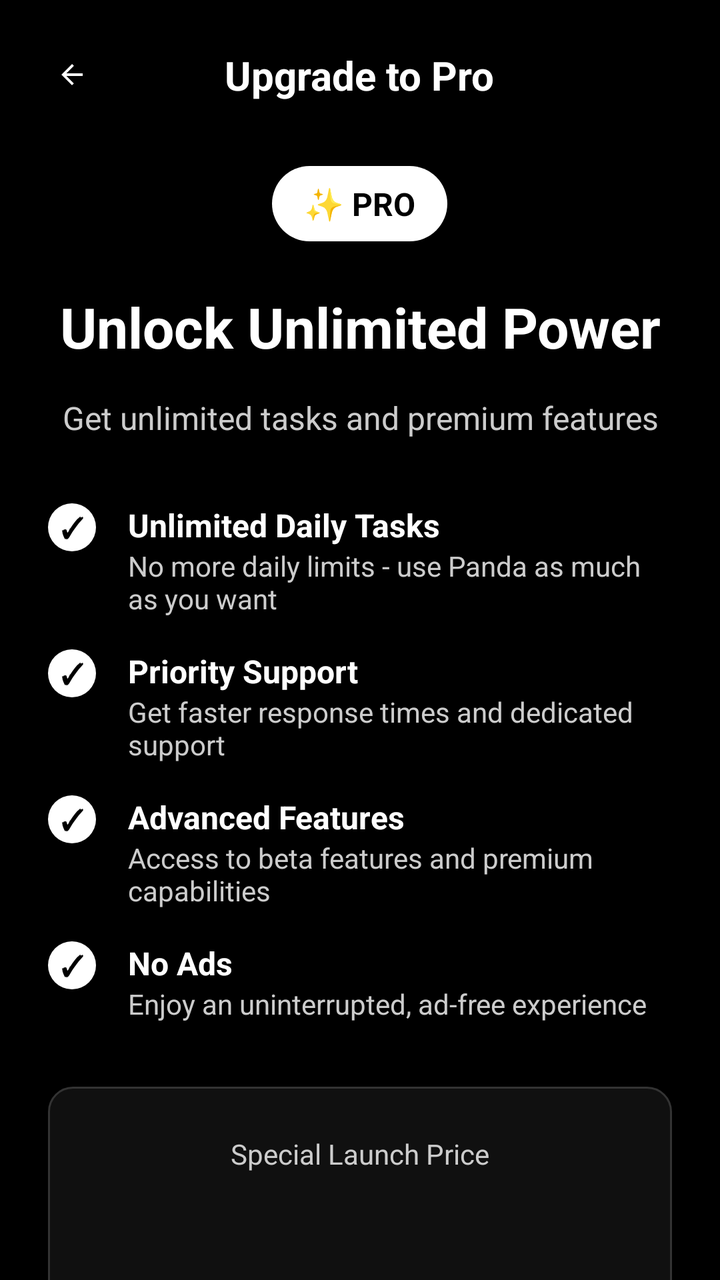
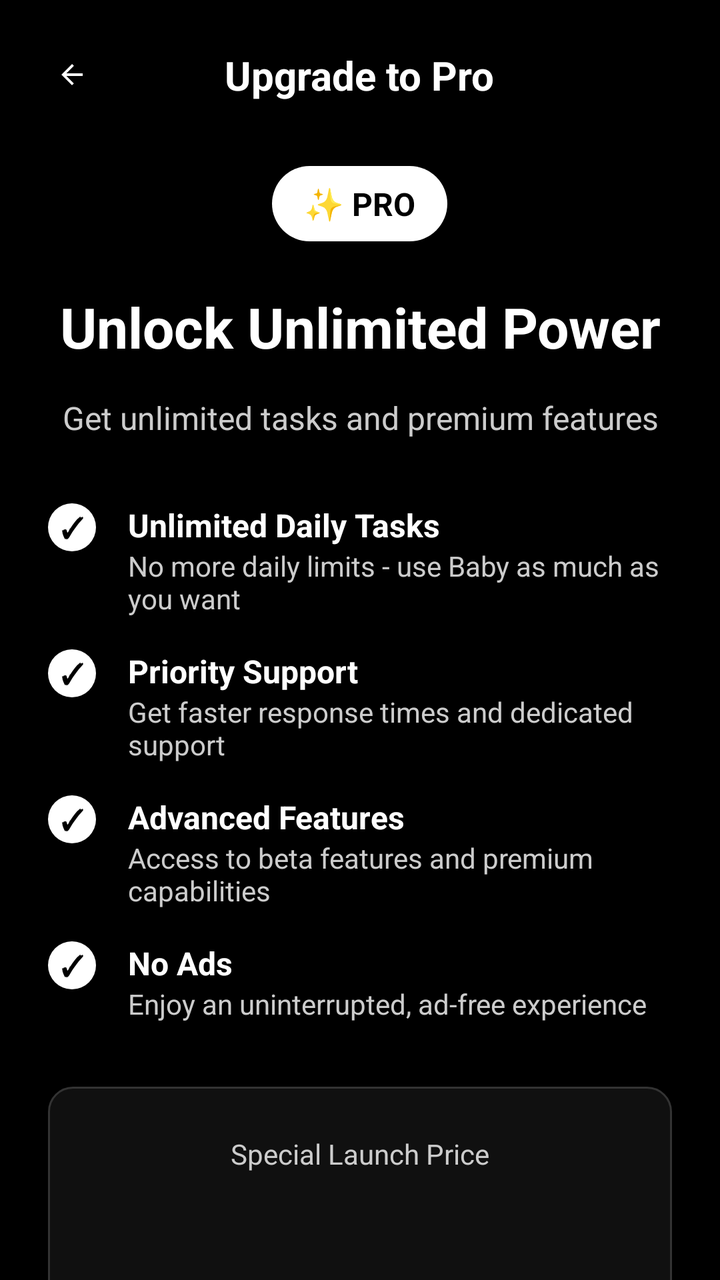

Compare the two renders of this Android layout. The source of the first and the diff that turns it into the second are given below.
<!-- AndroidManifest.xml: activity theme Theme.Blurr -->
<!-- res/layout/activity_pro_purchase.xml -->
<?xml version="1.0" encoding="utf-8"?>
<ScrollView xmlns:android="http://schemas.android.com/apk/res/android"
    xmlns:app="http://schemas.android.com/apk/res-auto"
    android:layout_width="match_parent"
    android:layout_height="match_parent"
    android:background="@color/black"
    android:fillViewport="true">

    <LinearLayout
        android:layout_width="match_parent"
        android:layout_height="wrap_content"
        android:orientation="vertical"
        android:padding="24dp">

        
        <RelativeLayout
            android:layout_width="match_parent"
            android:layout_height="wrap_content"
            android:layout_marginBottom="32dp">

            <ImageView
                android:id="@+id/back_button"
                android:layout_width="24dp"
                android:layout_height="24dp"
                android:layout_alignParentStart="true"
                android:layout_centerVertical="true"
                android:src="@drawable/ic_arrow_back"
                android:contentDescription="Back"
                android:background="?attr/selectableItemBackgroundBorderless"
                android:padding="4dp"
                app:tint="@color/white" />

            <TextView
                android:layout_width="wrap_content"
                android:layout_height="wrap_content"
                android:layout_centerInParent="true"
                android:text="Upgrade to Pro"
                android:textColor="@color/white"
                android:textSize="20sp"
                android:textStyle="bold" />

        </RelativeLayout>

        
        <LinearLayout
            android:layout_width="wrap_content"
            android:layout_height="wrap_content"
            android:layout_gravity="center_horizontal"
            android:layout_marginBottom="24dp"
            android:background="@drawable/pro_badge_background"
            android:orientation="horizontal"
            android:paddingHorizontal="16dp"
            android:paddingVertical="8dp">

            <TextView
                android:layout_width="wrap_content"
                android:layout_height="wrap_content"
                android:text="✨ PRO"
                android:textColor="@color/black"
                android:textSize="16sp"
                android:textStyle="bold" />

        </LinearLayout>

        
        <TextView
            android:layout_width="match_parent"
            android:layout_height="wrap_content"
            android:layout_marginBottom="16dp"
            android:gravity="center"
            android:text="Unlock Unlimited Power"
            android:textColor="@color/white"
            android:textSize="28sp"
            android:textStyle="bold" />

        
        <TextView
            android:layout_width="match_parent"
            android:layout_height="wrap_content"
            android:layout_marginBottom="32dp"
            android:gravity="center"
            android:text="Get unlimited tasks and premium features"
            android:textColor="#CCCCCC"
            android:textSize="16sp" />

        
        <LinearLayout
            android:layout_width="match_parent"
            android:layout_height="wrap_content"
            android:layout_marginBottom="32dp"
            android:orientation="vertical">

            
            <LinearLayout
                android:layout_width="match_parent"
                android:layout_height="wrap_content"
                android:layout_marginBottom="16dp"
                android:orientation="horizontal">

                <TextView
                    android:layout_width="24dp"
                    android:layout_height="24dp"
                    android:layout_marginEnd="16dp"
                    android:background="@drawable/feature_check_background"
                    android:gravity="center"
                    android:text="✓"
                    android:textColor="@color/black"
                    android:textSize="14sp"
                    android:textStyle="bold" />

                <LinearLayout
                    android:layout_width="0dp"
                    android:layout_height="wrap_content"
                    android:layout_weight="1"
                    android:orientation="vertical">

                    <TextView
                        android:layout_width="wrap_content"
                        android:layout_height="wrap_content"
                        android:text="Unlimited Daily Tasks"
                        android:textColor="@color/white"
                        android:textSize="16sp"
                        android:textStyle="bold" />

                    <TextView
                        android:layout_width="wrap_content"
                        android:layout_height="wrap_content"
                        android:text="No more daily limits - use Panda as much as you want"
                        android:textColor="#CCCCCC"
                        android:textSize="14sp" />

                </LinearLayout>

            </LinearLayout>

            
            <LinearLayout
                android:layout_width="match_parent"
                android:layout_height="wrap_content"
                android:layout_marginBottom="16dp"
                android:orientation="horizontal">

                <TextView
                    android:layout_width="24dp"
                    android:layout_height="24dp"
                    android:layout_marginEnd="16dp"
                    android:background="@drawable/feature_check_background"
                    android:gravity="center"
                    android:text="✓"
                    android:textColor="@color/black"
                    android:textSize="14sp"
                    android:textStyle="bold" />

                <LinearLayout
                    android:layout_width="0dp"
                    android:layout_height="wrap_content"
                    android:layout_weight="1"
                    android:orientation="vertical">

                    <TextView
                        android:layout_width="wrap_content"
                        android:layout_height="wrap_content"
                        android:text="Priority Support"
                        android:textColor="@color/white"
                        android:textSize="16sp"
                        android:textStyle="bold" />

                    <TextView
                        android:layout_width="wrap_content"
                        android:layout_height="wrap_content"
                        android:text="Get faster response times and dedicated support"
                        android:textColor="#CCCCCC"
                        android:textSize="14sp" />

                </LinearLayout>

            </LinearLayout>

            
            <LinearLayout
                android:layout_width="match_parent"
                android:layout_height="wrap_content"
                android:layout_marginBottom="16dp"
                android:orientation="horizontal">

                <TextView
                    android:layout_width="24dp"
                    android:layout_height="24dp"
                    android:layout_marginEnd="16dp"
                    android:background="@drawable/feature_check_background"
                    android:gravity="center"
                    android:text="✓"
                    android:textColor="@color/black"
                    android:textSize="14sp"
                    android:textStyle="bold" />

                <LinearLayout
                    android:layout_width="0dp"
                    android:layout_height="wrap_content"
                    android:layout_weight="1"
                    android:orientation="vertical">

                    <TextView
                        android:layout_width="wrap_content"
                        android:layout_height="wrap_content"
                        android:text="Advanced Features"
                        android:textColor="@color/white"
                        android:textSize="16sp"
                        android:textStyle="bold" />

                    <TextView
                        android:layout_width="wrap_content"
                        android:layout_height="wrap_content"
                        android:text="Access to beta features and premium capabilities"
                        android:textColor="#CCCCCC"
                        android:textSize="14sp" />

                </LinearLayout>

            </LinearLayout>

            
            <LinearLayout
                android:layout_width="match_parent"
                android:layout_height="wrap_content"
                android:orientation="horizontal">

                <TextView
                    android:layout_width="24dp"
                    android:layout_height="24dp"
                    android:layout_marginEnd="16dp"
                    android:background="@drawable/feature_check_background"
                    android:gravity="center"
                    android:text="✓"
                    android:textColor="@color/black"
                    android:textSize="14sp"
                    android:textStyle="bold" />

                <LinearLayout
                    android:layout_width="0dp"
                    android:layout_height="wrap_content"
                    android:layout_weight="1"
                    android:orientation="vertical">

                    <TextView
                        android:layout_width="wrap_content"
                        android:layout_height="wrap_content"
                        android:text="No Ads"
                        android:textColor="@color/white"
                        android:textSize="16sp"
                        android:textStyle="bold" />

                    <TextView
                        android:layout_width="wrap_content"
                        android:layout_height="wrap_content"
                        android:text="Enjoy an uninterrupted, ad-free experience"
                        android:textColor="#CCCCCC"
                        android:textSize="14sp" />

                </LinearLayout>

            </LinearLayout>

        </LinearLayout>

        
        <LinearLayout
            android:layout_width="match_parent"
            android:layout_height="wrap_content"
            android:layout_marginBottom="24dp"
            android:background="@drawable/pricing_card_background"
            android:orientation="vertical"
            android:padding="24dp">

            <TextView
                android:layout_width="wrap_content"
                android:layout_height="wrap_content"
                android:layout_gravity="center_horizontal"
                android:layout_marginBottom="8dp"
                android:text="Special Launch Price"
                android:textColor="#CCCCCC"
                android:textSize="14sp" />

            <ProgressBar
                android:id="@+id/loading_progress"
                android:layout_width="wrap_content"
                android:layout_height="wrap_content"
                android:layout_gravity="center_horizontal"
                android:layout_marginVertical="16dp"
                android:indeterminateTint="@color/white"
                android:visibility="visible" />

            <TextView
                android:id="@+id/price_text"
                android:layout_width="wrap_content"
                android:layout_height="wrap_content"
                android:layout_gravity="center_horizontal"
                android:layout_marginBottom="8dp"
                android:text="Loading..."
                android:textColor="@color/white"
                android:textSize="32sp"
                android:textStyle="bold" />

            <TextView
                android:layout_width="wrap_content"
                android:layout_height="wrap_content"
                android:layout_gravity="center_horizontal"
                android:text="Cancel anytime"
                android:textColor="#CCCCCC"
                android:textSize="12sp" />

        </LinearLayout>

        
        <Button
            android:id="@+id/purchase_button"
            android:layout_width="match_parent"
            android:layout_height="56dp"
            android:layout_marginBottom="16dp"
            android:background="@drawable/purchase_button_background"
            android:text="Start Pro Subscription"
            android:textColor="@color/black"
            android:textSize="16sp"
            android:textStyle="bold"
            android:visibility="gone" />

        
        <TextView
            android:layout_width="match_parent"
            android:layout_height="wrap_content"
            android:gravity="center"
            android:text="By subscribing, you agree to our Terms of Service and Privacy Policy. Subscription automatically renews unless cancelled."
            android:textColor="#999999"
            android:textSize="12sp"
            android:lineSpacingMultiplier="1.2" />

    </LinearLayout>

</ScrollView>
<!-- resources referenced by this layout -->
<resources>
  <color name="black">#FF000000</color>
  <color name="white">#FFFFFFFF</color>
  <!-- drawable feature_check_background (drawable) -->
  <?xml version="1.0" encoding="utf-8"?>
  <shape xmlns:android="http://schemas.android.com/apk/res/android"
      android:shape="oval">
      <solid android:color="@color/white" />
  </shape>
  <!-- drawable ic_arrow_back (drawable) -->
  <?xml version="1.0" encoding="utf-8"?>
  <vector xmlns:android="http://schemas.android.com/apk/res/android"
      android:width="24dp"
      android:height="24dp"
      android:viewportWidth="24"
      android:viewportHeight="24">
      <path
          android:fillColor="@color/white"
          android:pathData="M20,11H7.83l5.59,-5.59L12,4l-8,8 8,8 1.41,-1.41L7.83,13H20v-2z"/>
  </vector>
  <!-- drawable pricing_card_background (drawable) -->
  <?xml version="1.0" encoding="utf-8"?>
  <shape xmlns:android="http://schemas.android.com/apk/res/android"
      android:shape="rectangle">
      <solid android:color="@color/background" />
      <corners android:radius="12dp" />
      <stroke
          android:width="1dp"
          android:color="#333333" />
  </shape>
  <!-- drawable pro_badge_background (drawable) -->
  <?xml version="1.0" encoding="utf-8"?>
  <shape xmlns:android="http://schemas.android.com/apk/res/android"
      android:shape="rectangle">
      <solid android:color="@color/white" />
      <corners android:radius="20dp" />
  </shape>
  <!-- drawable purchase_button_background (drawable) -->
  <?xml version="1.0" encoding="utf-8"?>
  <selector xmlns:android="http://schemas.android.com/apk/res/android">
      <item android:state_pressed="true">
          <shape android:shape="rectangle">
              <solid android:color="#E0E0E0" />
              <corners android:radius="8dp" />
          </shape>
      </item>
      <item>
          <shape android:shape="rectangle">
              <solid android:color="@color/white" />
              <corners android:radius="8dp" />
          </shape>
      </item>
  </selector>
  <style name="Theme.Blurr" parent="Theme.MaterialComponents.Light.NoActionBar">
          
          <item name="colorPrimary">@color/primary</item>
          <item name="colorPrimaryVariant">@color/primary</item>
          <item name="colorOnPrimary">@color/white</item>
  
          <item name="colorSecondary">@color/teal_200</item>
          <item name="colorSecondaryVariant">@color/teal_700</item>
          <item name="colorOnSecondary">@color/black</item>
  
          <item name="colorSurface">@color/surface</item>
          <item name="colorOnSurface">@color/text_primary</item>
  
          <item name="android:statusBarColor" tools:targetApi="l">?attr/colorPrimaryVariant</item>
          <item name="android:windowBackground">@color/background</item>
          <item name="android:colorBackground">@color/background</item>
          
          
          <item name="android:windowLightStatusBar" tools:targetApi="m">false</item>
          <item name="android:windowLightNavigationBar" tools:targetApi="o">false</item>
      </style>
  <color name="background">#101010</color>
  <color name="primary">#101010</color>
  <color name="teal_200">#FF03DAC5</color>
  <color name="teal_700">#FF018786</color>
  <color name="surface">#FFFFFF</color>
  <color name="text_primary">#000000</color>
</resources>

<!-- the commit's change to res/layout/activity_pro_purchase.xml (unified diff, before → after) -->
@@ -125,7 +125,7 @@
                     <TextView
                         android:layout_width="wrap_content"
                         android:layout_height="wrap_content"
-                        android:text="No more daily limits - use Panda as much as you want"
+                        android:text="No more daily limits - use Baby as much as you want"
                         android:textColor="#CCCCCC"
                         android:textSize="14sp" />
 
<!-- resource entries referenced after the edit -->
@@ -72,6 +72,7 @@
           
           <item name="android:windowLightStatusBar" tools:targetApi="m">false</item>
           <item name="android:windowLightNavigationBar" tools:targetApi="o">false</item>
+          <item name="alertDialogTheme">@style/Theme.Blurr.AlertDialog</item>
       </style>
   <color name="background">#101010</color>
   <color name="primary">#101010</color>
@@ -79,5 +80,13 @@
   <color name="teal_700">#FF018786</color>
   <color name="surface">#FFFFFF</color>
   <color name="text_primary">#000000</color>
+  <style name="Theme.Blurr.AlertDialog" parent="Theme.AppCompat.Dialog.Alert">
+          <item name="android:background">@color/panel_background</item>
+          <item name="android:textColorPrimary">@color/white</item>
+          <item name="android:textColorSecondary">#BDBDBD</item>
+          <item name="colorAccent">@color/orange</item>
+      </style>
+  <color name="panel_background">#FF1C1C1E</color>
+  <color name="orange">#FFBC87</color>
 </resources>
 
